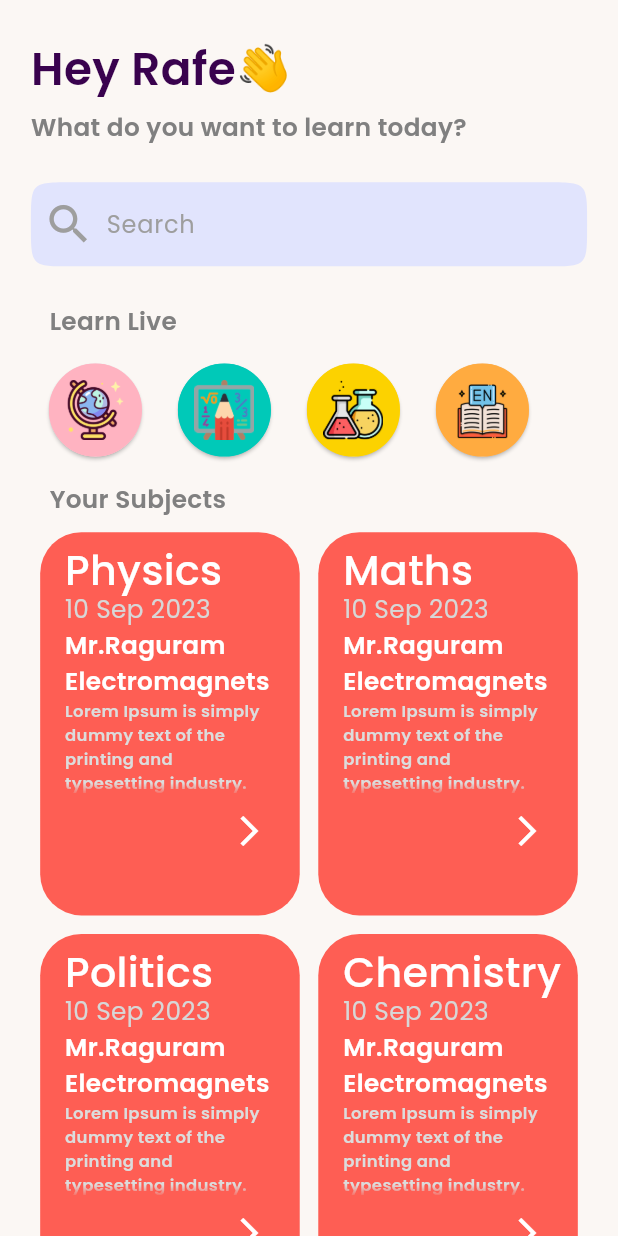
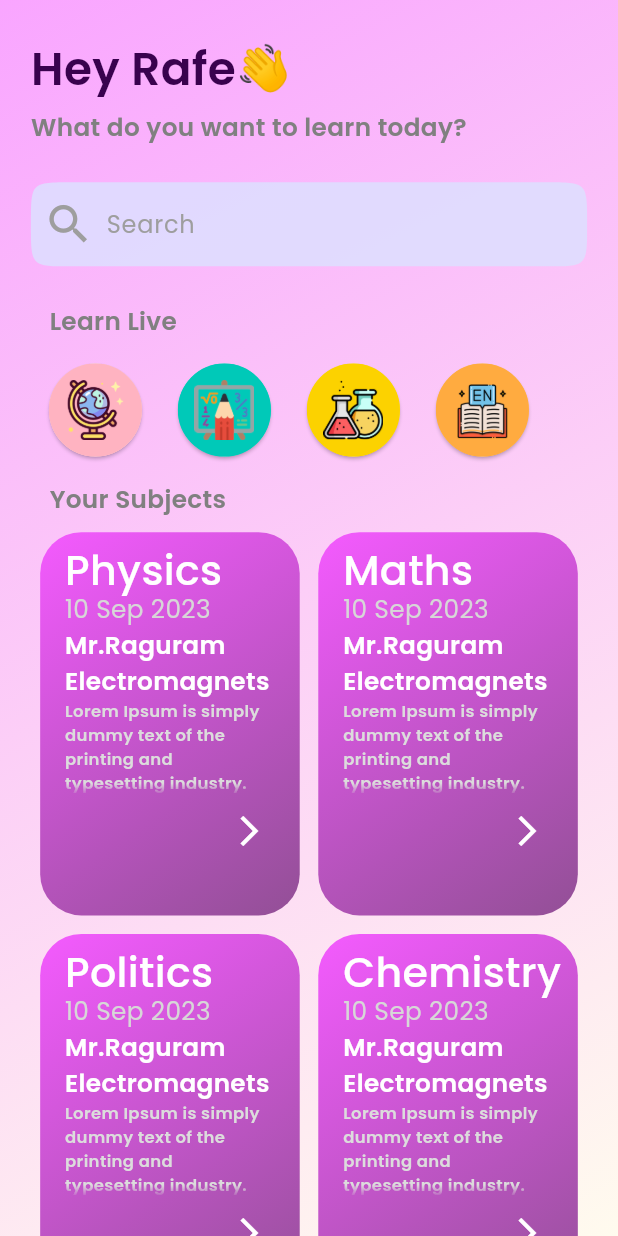
Before and after one commit to GouthamCArun/Studiesy, a Flutter app: the HomeScreen screen opened directly, on a phone screen of 412 x 824 dp. Run offline on Flutter 3.47's test engine with Material 3 defaults, Android fonts, the phone set to English and light mode, and no system bars; our stand-ins replace animated_toggle_switch, avatar_glow, email_validator, firebase_auth, firebase_core, google_fonts and 3 more; missing offline and left inert: molten_navigationbar_flutter; accounts and stored records are empty; network calls fail.

Commit message:
color mati

```diff
--- a/frontend/studiesy/lib/Ui/HomeScreen.dart
+++ b/frontend/studiesy/lib/Ui/HomeScreen.dart
@@ -35,8 +35,18 @@ class _HomeScreenState extends State<HomeScreen> {
   @override
   Widget build(BuildContext context) {
     return Scaffold(
-      backgroundColor: const Color.fromARGB(255, 251, 247, 244),
-      body: SafeArea(
+      body: Container(
+        decoration: BoxDecoration(
+          gradient: LinearGradient(
+            begin: Alignment.topLeft,
+            end: Alignment.bottomRight,
+            colors: [
+              Color.fromARGB(248, 249, 163, 255),
+              Color.fromARGB(255, 255, 251, 238),
+            ],
+          ),
+        ),
+        child: SafeArea(
             child: Column(
           crossAxisAlignment: CrossAxisAlignment.start,
           children: [
@@ -165,6 +175,7 @@ class _HomeScreenState extends State<HomeScreen> {
             genNotes()
           ],
         )),
+      ),
     );
   }
 
@@ -185,8 +196,8 @@ class _HomeScreenState extends State<HomeScreen> {
                         begin: Alignment.topLeft,
                         end: Alignment.bottomRight,
                         colors: [
-                          Color(0xFFFE5E54),
-                          Color(0xFFFE5E54),
+                          Color.fromARGB(248, 244, 87, 255),
+                          Color.fromARGB(248, 143, 75, 147)
                         ]),
                     borderRadius: BorderRadius.circular(20.sp)),
                 child: Column(
```
Also changed, not shown: frontend/studiesy/lib/Ui/Splashscreen.dart (+12 -3 lines), frontend/studiesy/lib/Ui/Transcription.dart (+4 -3 lines). Lines whose indentation alone changed are shown as unchanged.
